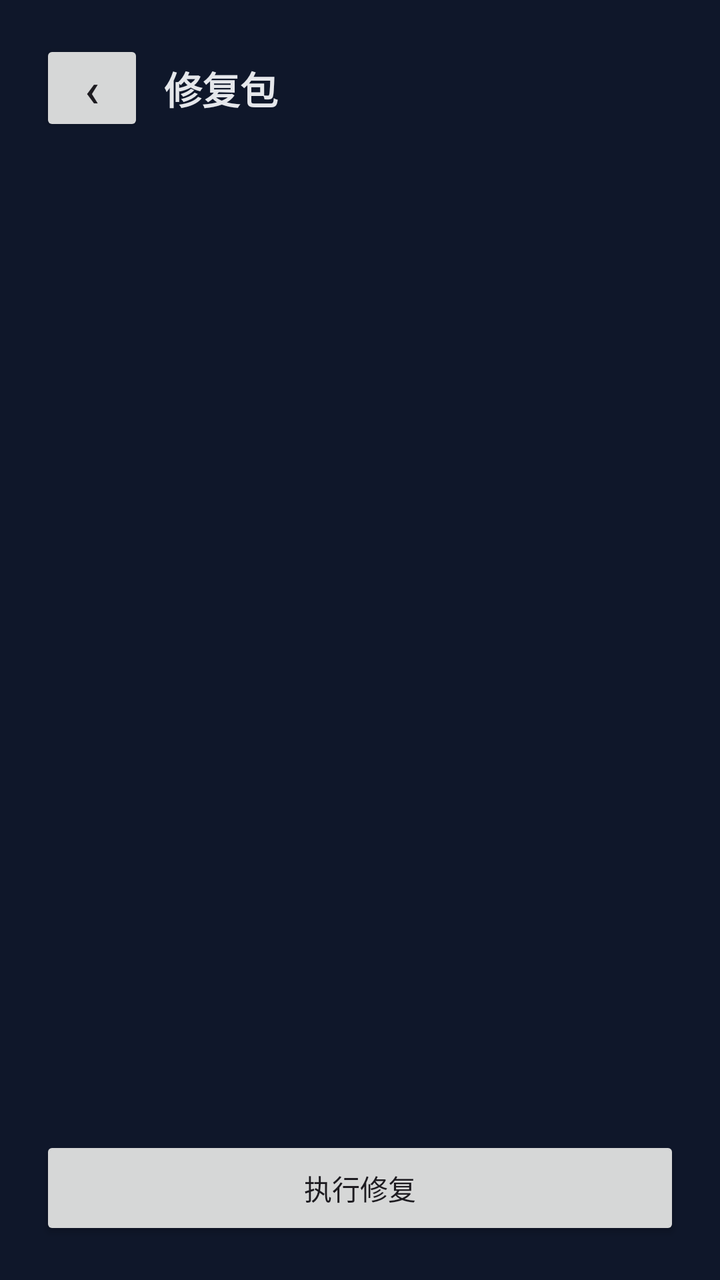
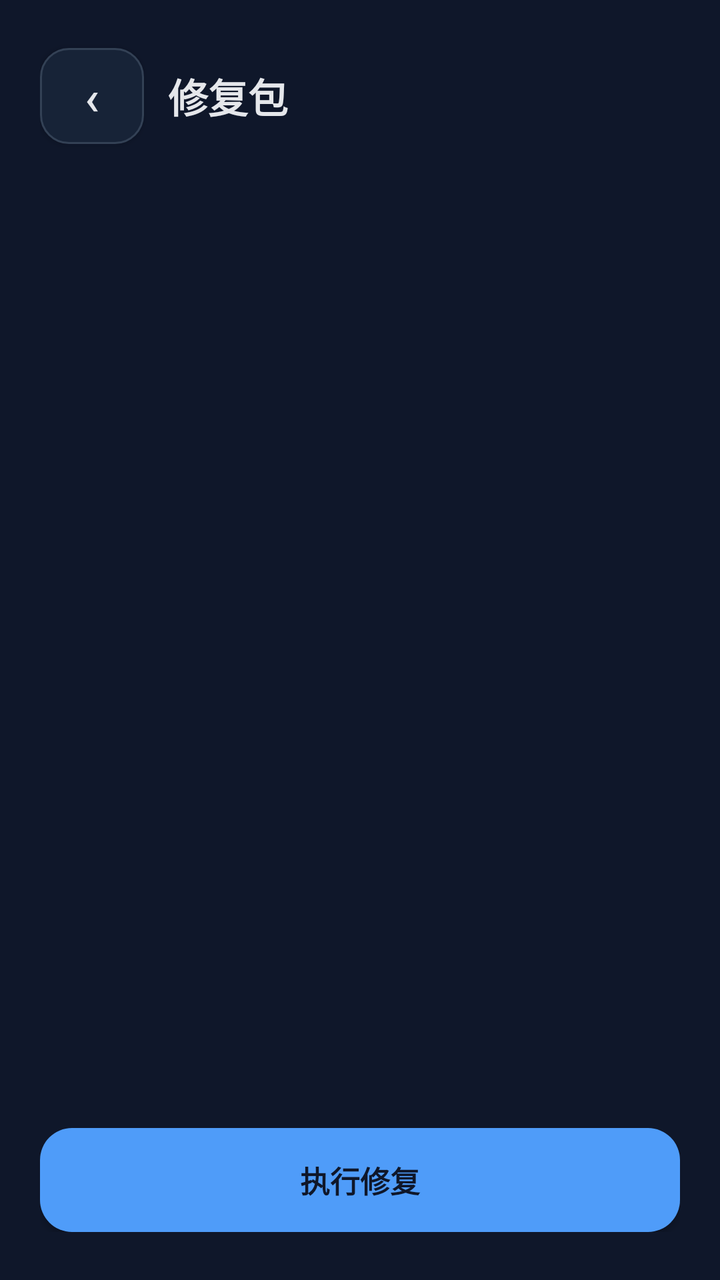

Compare the two renders of this Android layout. The source of the first and the diff that turns it into the second are given below.
<!-- AndroidManifest.xml: application theme Theme.CasdonLink -->
<!-- res/layout/activity_package.xml -->
<?xml version="1.0" encoding="utf-8"?>
<LinearLayout xmlns:android="http://schemas.android.com/apk/res/android"
    android:id="@+id/packageRoot"
    android:layout_width="match_parent"
    android:layout_height="match_parent"
    android:background="@color/background"
    android:orientation="vertical"
    android:padding="20dp">
    <LinearLayout android:layout_width="match_parent"
        android:layout_height="wrap_content"
        android:gravity="center_vertical"
        android:orientation="horizontal">
        <Button
            android:id="@+id/packageBack"
            android:padding="0dp"
            android:layout_width="52dp"
            android:layout_height="48dp"
            android:text="‹"
            android:textSize="24sp"/>
        <TextView android:id="@+id/packageTitle"
            android:layout_width="0dp"
            android:layout_height="wrap_content"
            android:layout_marginStart="10dp"
            android:layout_weight="1"
            android:text="修复包"
            android:textColor="@color/text_primary"
            android:textSize="19sp"
            android:textStyle="bold"/>
        <TextView android:id="@+id/packageProgress"
            android:layout_width="wrap_content"
            android:layout_height="wrap_content"
            android:textColor="@color/secondary"
            android:textSize="12sp"/>
    </LinearLayout>
    <TextView android:id="@+id/packageDescription"
        android:layout_width="match_parent"
        android:layout_height="wrap_content"
        android:layout_marginTop="16dp"
        android:textColor="@color/text_secondary"
        android:textSize="13sp"/>
    <ListView android:id="@+id/stepList"
        android:layout_width="match_parent"
        android:layout_height="0dp"
        android:layout_marginTop="16dp"
        android:layout_weight="1"
        android:divider="#22334455"
        android:dividerHeight="1dp"/>
    <Button android:id="@+id/runPackage"
        android:layout_width="match_parent"
        android:layout_height="52dp"
        android:layout_marginTop="12dp"
        android:text="执行修复"
        android:textAllCaps="false"/>
</LinearLayout>
<!-- resources referenced by this layout -->
<resources>
  <!-- unchanged entries left out for length: 7 -->
</resources>

<!-- the commit's change to res/layout/activity_package.xml (unified diff, before → after) -->
@@ -1,54 +1,43 @@
 <?xml version="1.0" encoding="utf-8"?>
 <LinearLayout xmlns:android="http://schemas.android.com/apk/res/android"
     android:id="@+id/packageRoot"
-    android:layout_width="match_parent"
-    android:layout_height="match_parent"
-    android:background="@color/background"
-    android:orientation="vertical"
-    android:padding="20dp">
-    <LinearLayout android:layout_width="match_parent"
-        android:layout_height="wrap_content"
-        android:gravity="center_vertical"
-        android:orientation="horizontal">
+    style="@style/Widget.CasdonLink.Screen.Column">
+
+    <LinearLayout style="@style/Widget.CasdonLink.Toolbar">
+
         <Button
             android:id="@+id/packageBack"
-            android:padding="0dp"
-            android:layout_width="52dp"
-            android:layout_height="48dp"
-            android:text="‹"
-            android:textSize="24sp"/>
-        <TextView android:id="@+id/packageTitle"
+            style="@style/Widget.CasdonLink.Button.Icon"
+            android:text="‹" />
+
+        <TextView
+            android:id="@+id/packageTitle"
+            style="@style/Text.CasdonLink.ToolbarTitle"
             android:layout_width="0dp"
-            android:layout_height="wrap_content"
-            android:layout_marginStart="10dp"
+            android:layout_marginStart="@dimen/space_md"
             android:layout_weight="1"
-            android:text="修复包"
-            android:textColor="@color/text_primary"
-            android:textSize="19sp"
-            android:textStyle="bold"/>
-        <TextView android:id="@+id/packageProgress"
-            android:layout_width="wrap_content"
-            android:layout_height="wrap_content"
-            android:textColor="@color/secondary"
-            android:textSize="12sp"/>
+            android:text="修复包" />
+
+        <TextView
+            android:id="@+id/packageProgress"
+            style="@style/Text.CasdonLink.Caption" />
     </LinearLayout>
-    <TextView android:id="@+id/packageDescription"
+
+    <TextView
+        android:id="@+id/packageDescription"
+        style="@style/Text.CasdonLink.Label"
         android:layout_width="match_parent"
-        android:layout_height="wrap_content"
-        android:layout_marginTop="16dp"
-        android:textColor="@color/text_secondary"
-        android:textSize="13sp"/>
-    <ListView android:id="@+id/stepList"
-        android:layout_width="match_parent"
-        android:layout_height="0dp"
-        android:layout_marginTop="16dp"
-        android:layout_weight="1"
-        android:divider="#22334455"
-        android:dividerHeight="1dp"/>
-    <Button android:id="@+id/runPackage"
-        android:layout_width="match_parent"
-        android:layout_height="52dp"
-        android:layout_marginTop="12dp"
-        android:text="执行修复"
-        android:textAllCaps="false"/>
+        android:layout_marginTop="@dimen/space_lg" />
+
+    <ListView
+        android:id="@+id/stepList"
+        style="@style/Widget.CasdonLink.List"
+        android:layout_marginTop="@dimen/space_lg" />
+
+    <Button
+        android:id="@+id/runPackage"
+        style="@style/Widget.CasdonLink.Button.Primary"
+        android:layout_marginTop="@dimen/space_md"
+        android:text="执行修复" />
+
 </LinearLayout>
<!-- resource entries referenced after the edit -->
@@ -1,5 +1,102 @@
 <!-- resources referenced by this layout -->
 <resources>
+  <dimen name="space_lg">16dp</dimen>
+  <dimen name="space_md">12dp</dimen>
+  <style name="Text.CasdonLink.Caption" parent="Text.CasdonLink">
+          <item name="android:layout_width">wrap_content</item>
+          <item name="android:layout_height">wrap_content</item>
+          <item name="android:textColor">@color/text_secondary</item>
+          <item name="android:textSize">@dimen/text_caption</item>
+      </style>
+  <style name="Text.CasdonLink.Label" parent="Text.CasdonLink">
+          <item name="android:layout_width">wrap_content</item>
+          <item name="android:layout_height">wrap_content</item>
+          <item name="android:textColor">@color/text_secondary</item>
+          <item name="android:textSize">@dimen/text_label</item>
+      </style>
+  <style name="Text.CasdonLink.ToolbarTitle" parent="Text.CasdonLink">
+          <item name="android:layout_width">wrap_content</item>
+          <item name="android:layout_height">wrap_content</item>
+          <item name="android:textColor">@color/text_primary</item>
+          <item name="android:textSize">@dimen/text_toolbar_title</item>
+          <item name="android:textStyle">bold</item>
+      </style>
+  <style name="Widget.CasdonLink.Button.Icon" parent="Widget.CasdonLink.Button">
+          <item name="android:layout_width">@dimen/icon_button_width</item>
+          <item name="android:layout_height">@dimen/icon_button_height</item>
+          <item name="android:background">@drawable/bg_input</item>
+          <item name="android:gravity">center</item>
+          <item name="android:padding">0dp</item>
+          <item name="android:textColor">@color/text_primary</item>
+          <item name="android:textSize">@dimen/text_icon</item>
+      </style>
+  <style name="Widget.CasdonLink.Button.Primary" parent="Widget.CasdonLink.Button">
+          <item name="android:background">@drawable/bg_button</item>
+          <item name="android:textColor">@color/background</item>
+          <item name="android:textStyle">bold</item>
+      </style>
+  <style name="Widget.CasdonLink.List" parent="Widget.CasdonLink">
+          <item name="android:layout_width">match_parent</item>
+          <item name="android:layout_height">0dp</item>
+          <item name="android:layout_weight">1</item>
+          <item name="android:divider">@color/divider</item>
+          <item name="android:dividerHeight">1dp</item>
+      </style>
+  <style name="Widget.CasdonLink.Screen.Column" parent="Widget.CasdonLink.Screen">
+          <item name="android:layout_width">match_parent</item>
+          <item name="android:layout_height">match_parent</item>
+          <item name="android:background">@color/background</item>
+          <item name="android:orientation">vertical</item>
+          <item name="android:paddingStart">@dimen/screen_padding_horizontal</item>
+          <item name="android:paddingTop">@dimen/screen_padding_vertical</item>
+          <item name="android:paddingEnd">@dimen/screen_padding_horizontal</item>
+          <item name="android:paddingBottom">@dimen/screen_padding_bottom</item>
+      </style>
+  <style name="Widget.CasdonLink.Toolbar" parent="Widget.CasdonLink">
+          <item name="android:layout_width">match_parent</item>
+          <item name="android:layout_height">@dimen/toolbar_height</item>
+          <item name="android:gravity">center_vertical</item>
+          <item name="android:orientation">horizontal</item>
+      </style>
+  <style name="Text.CasdonLink" parent="" />
+  <dimen name="text_caption">12sp</dimen>
+  <dimen name="text_label">13sp</dimen>
+  <dimen name="text_toolbar_title">20sp</dimen>
+  <style name="Widget.CasdonLink.Button" parent="Widget.CasdonLink">
+          <item name="android:layout_width">match_parent</item>
+          <item name="android:layout_height">@dimen/control_height</item>
+          <item name="android:paddingStart">@dimen/space_lg</item>
+          <item name="android:paddingEnd">@dimen/space_lg</item>
+          <item name="android:textAllCaps">false</item>
+          <item name="android:textSize">@dimen/text_body_large</item>
+      </style>
+  <dimen name="icon_button_width">52dp</dimen>
+  <dimen name="icon_button_height">48dp</dimen>
+  <!-- drawable bg_input (drawable) -->
+  <shape xmlns:android="http://schemas.android.com/apk/res/android">
+      <solid android:color="@color/input_surface" />
+      <stroke android:width="1dp" android:color="@color/input_stroke" />
+      <corners android:radius="14dp" />
+  </shape>
+  <dimen name="text_icon">24sp</dimen>
+  <!-- drawable bg_button (drawable) -->
+  <shape xmlns:android="http://schemas.android.com/apk/res/android">
+      <solid android:color="@color/primary" />
+      <corners android:radius="16dp" />
+  </shape>
+  <style name="Widget.CasdonLink" parent="" />
+  <color name="divider">#22334455</color>
+  <style name="Widget.CasdonLink.Screen" parent="" />
+  <dimen name="screen_padding_horizontal">@dimen/space_xl</dimen>
+  <dimen name="screen_padding_vertical">@dimen/space_xl</dimen>
+  <dimen name="screen_padding_bottom">@dimen/space_2xl</dimen>
+  <dimen name="toolbar_height">56dp</dimen>
+  <dimen name="control_height">52dp</dimen>
+  <dimen name="text_body_large">15sp</dimen>
+  <color name="input_surface">#172337</color>
+  <color name="input_stroke">#334155</color>
+  <dimen name="space_xl">20dp</dimen>
+  <dimen name="space_2xl">24dp</dimen>
   <!-- unchanged entries left out for length: 7 -->
 </resources>
 
